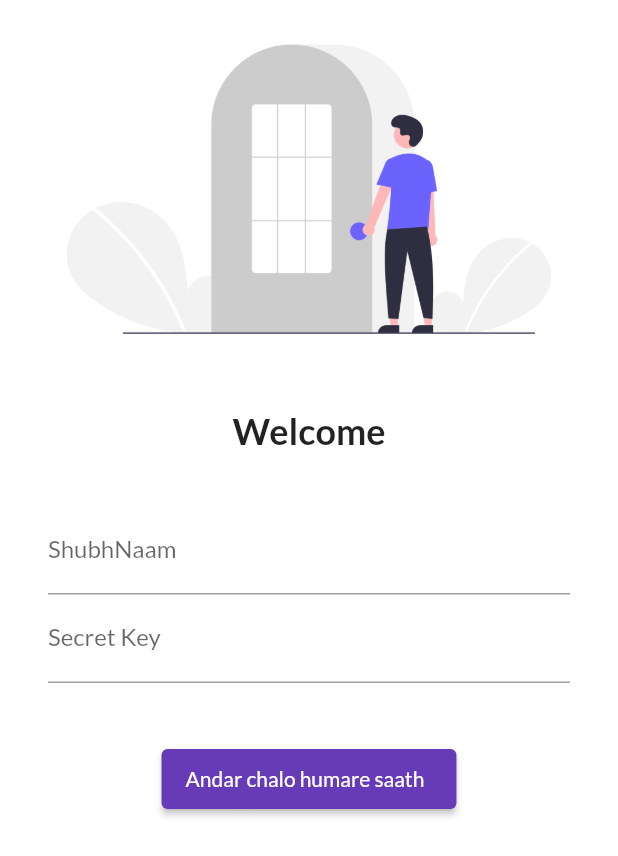
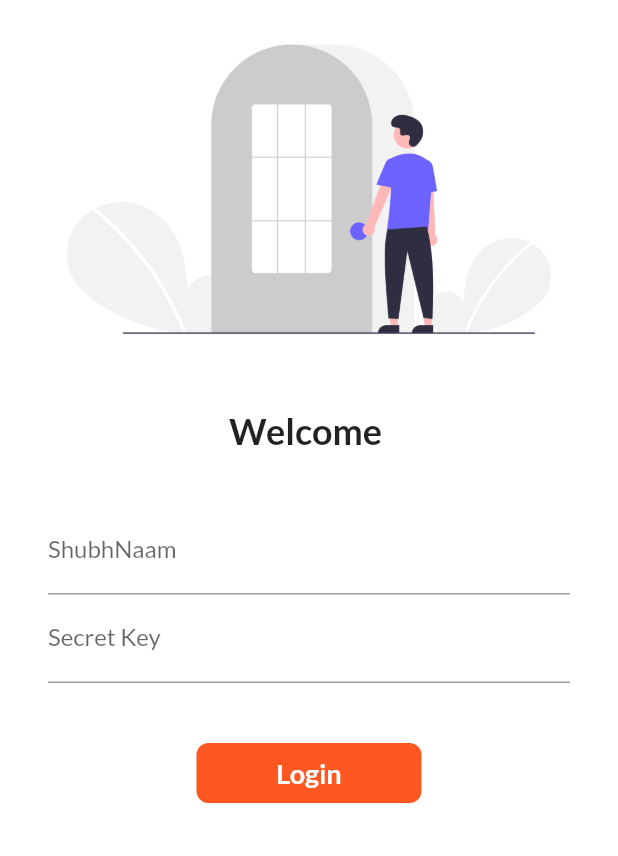
Before and after one commit to anujsinghrawat/flutterdemo, a Flutter app: the screen it shows after launch, on a phone screen of 412 x 824 dp. Shown: the top 856 px of the screen. Run offline on Flutter 3.47's test engine with Material 2 defaults, Android fonts, the phone set to English and light mode, and no system bars; our stand-ins replace google_fonts.

Commit message:
day6 complete
Signed-off-by: anujsinghrawat <2003013019@ipec.org.in>

```diff
--- a/lib/pages/login_page.dart
+++ b/lib/pages/login_page.dart
@@ -1,7 +1,15 @@
 import 'package:flutter/material.dart';
 import 'package:flutterdemo/utils/routes.dart';
 
-class LoginPage extends StatelessWidget {
+class LoginPage extends StatefulWidget {
+  @override
+  State<LoginPage> createState() => _LoginPageState();
+}
+
+class _LoginPageState extends State<LoginPage> {
+  String name = "";
+  bool changeButton = false;
+
   @override
   Widget build(BuildContext context) {
     return Material(
@@ -16,8 +24,8 @@ class LoginPage extends StatelessWidget {
               const SizedBox(
                 height: 20.0,
               ),
-              const Text(
-                "Welcome",
+              Text(
+                "Welcome $name",
                 style: TextStyle(
                   fontSize: 24,
                   fontWeight: FontWeight.bold,
@@ -36,6 +44,10 @@ class LoginPage extends StatelessWidget {
                         hintText: "Naam daalo bhai apna",
                         labelText: "ShubhNaam",
                       ),
+                      onChanged: (value) {
+                        name = value;
+                        setState(() {});
+                      },
                     ),
                     TextFormField(
                       obscureText: true,
@@ -47,13 +59,43 @@ class LoginPage extends StatelessWidget {
                     const SizedBox(
                       height: 40.0,
                     ),
-                    ElevatedButton(
-                      onPressed: () {
+                    InkWell(
+                      onTap: () async {
+                        await Future.delayed(Duration(seconds: 2));
                         Navigator.pushNamed(context, MyRoutes.homeRoute);
+                        setState(() {
+                          changeButton = true;
+                        });
                       },
-                      child: Text("Andar chalo humare saath  "),
-                      style: TextButton.styleFrom(minimumSize: Size(150, 40)),
-                    )
+                      child: AnimatedContainer(
+                        duration: Duration(seconds: 2),
+                        width: changeButton ? 50 : 150,
+                        height: 40,
+                        alignment: Alignment.center,
+                        child: changeButton
+                            ? Icon(
+                                Icons.done,
+                                color: Colors.cyanAccent,
+                              )
+                            : Text(
+                                "Login",
+                                style: TextStyle(
+                                    color: Colors.white,
+                                    fontWeight: FontWeight.bold,
+                                    fontSize: 18),
+                              ),
+                        decoration: BoxDecoration(
+                            color: Colors.deepOrange,
+                            borderRadius:
+                                BorderRadius.circular(changeButton ? 50 : 8)),
+                      ),
+                    ),
+                    // ElevatedButton(
+                    //   onPressed: () {
+
+                    //   child: Text("Andar chalo humare saath  "),
+                    //   style: TextButton.styleFrom(minimumSize: Size(150, 40)),
+                    // )
                   ],
                 ),
               )
```
